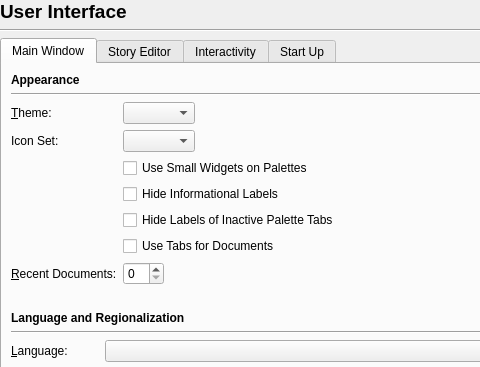
scribusproject/scribus, file scribus/ui/prefs_userinterfacebase.ui: the form before one commit; both pictures show x 0 to 480 and y 0 to 367 of the 803 by 744 pixel window.
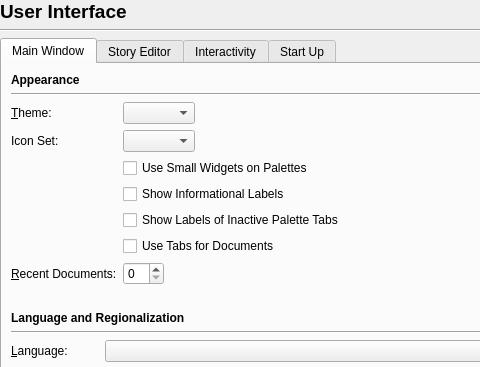
The form after the commit.

Commit message: #17317: Reverse the label for "Hide informational labels" and "Hide Labels of Inactive Palette Tabs", also rename prefs variables <ale>

What changed in the file:
```diff
--- a/scribus/ui/prefs_userinterfacebase.ui
+++ b/scribus/ui/prefs_userinterfacebase.ui
@@ -130,14 +130,14 @@
          <item row="3" column="1">
           <widget class="QCheckBox" name="hideLabels">
            <property name="text">
-            <string>Hide Informational Labels</string>
+            <string>Show Informational Labels</string>
            </property>
           </widget>
          </item>
          <item row="4" column="1">
           <widget class="QCheckBox" name="hideLabelsOfInactiveTabs">
            <property name="text">
-            <string>Hide Labels of Inactive Palette Tabs</string>
+            <string>Show Labels of Inactive Palette Tabs</string>
            </property>
           </widget>
          </item>
```
Left out of the diff: 7 changed lines with no effect on the pictures. The commit also changes 5 other files.
